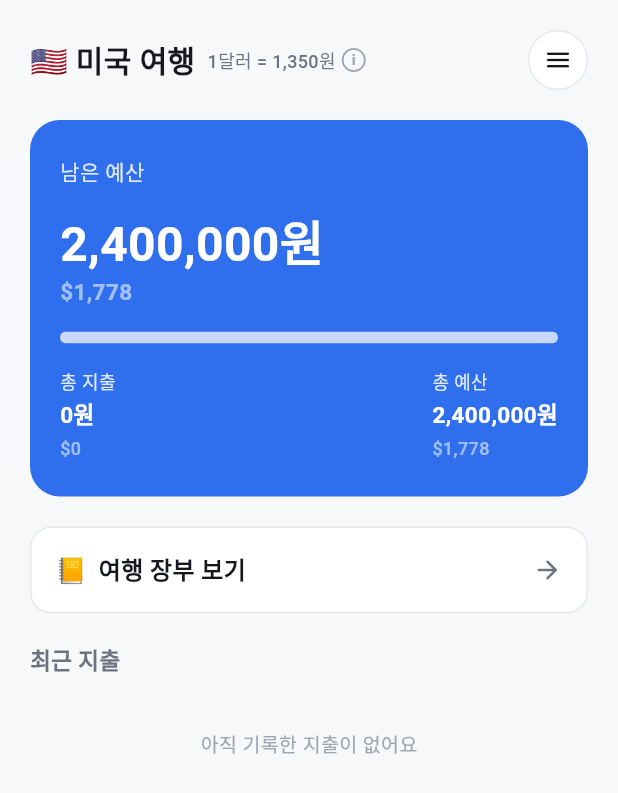
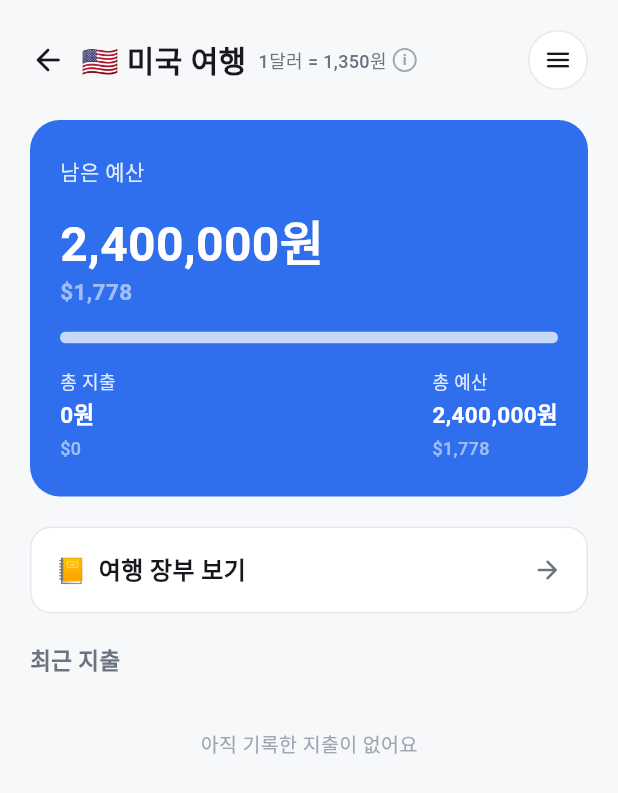
Before and after one commit to donghaha03/mytrip, a Flutter app: the screen it shows after launch, after a tap on "🇺🇸", on a phone screen of 412 x 824 dp. Shown: the top 793 px of the screen. Run offline on Flutter 3.47's test engine with Material 3 defaults, Android fonts, the phone set to English and light mode, and no system bars.

Commit message:
03 여행 메인 화면에 뒤로가기 버튼 추가
01 리스트에서 밀고 들어오면 돌아갈 방법이 하드웨어 백뿐이었다.
02 새 여행 추가와 같은 스타일(arrow_back_rounded, InkResponse)로 상단바 맨
앞에 넣었고, Navigator.canPop() 일 때만 렌더링한다.

이름 20자 + 환율 라벨이 가장 긴 경우(1달러 = 1,350원)에도 한 줄에 들어가는지
테스트로 고정.

```diff
--- a/lib/screens/trip_main_screen.dart
+++ b/lib/screens/trip_main_screen.dart
@@ -76,7 +76,7 @@ class TripMainScreen extends StatelessWidget {
   }
 }
 
-/// 여행 이름 + 환율 + i 아이콘 / 우측 햄버거 메뉴
+/// 뒤로가기 + 여행 이름 + 환율 + i 아이콘 / 우측 햄버거 메뉴
 class _TopBar extends StatelessWidget {
   const _TopBar({required this.trip});
 
@@ -87,6 +87,16 @@ class _TopBar extends StatelessWidget {
     return Row(
       mainAxisAlignment: MainAxisAlignment.spaceBetween,
       children: [
+        // 01 여행 리스트에서 밀고 들어온 화면이라 돌아갈 곳이 있을 때만 띄운다.
+        if (Navigator.of(context).canPop()) ...[
+          InkResponse(
+            onTap: () => Navigator.of(context).pop(),
+            radius: 22,
+            child: const Icon(Icons.arrow_back_rounded,
+                size: 24, color: AppColors.textPrimary),
+          ),
+          const SizedBox(width: 10),
+        ],
         Expanded(
           child: Row(
             children: [
```
Also changed, not shown: 1 other file.
